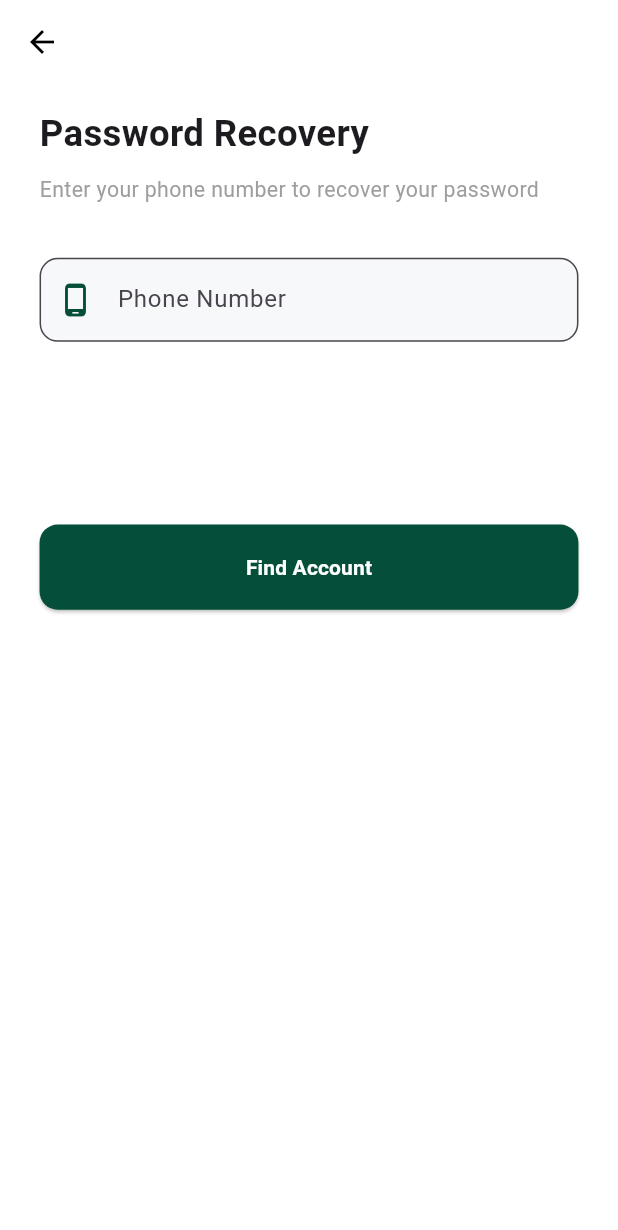
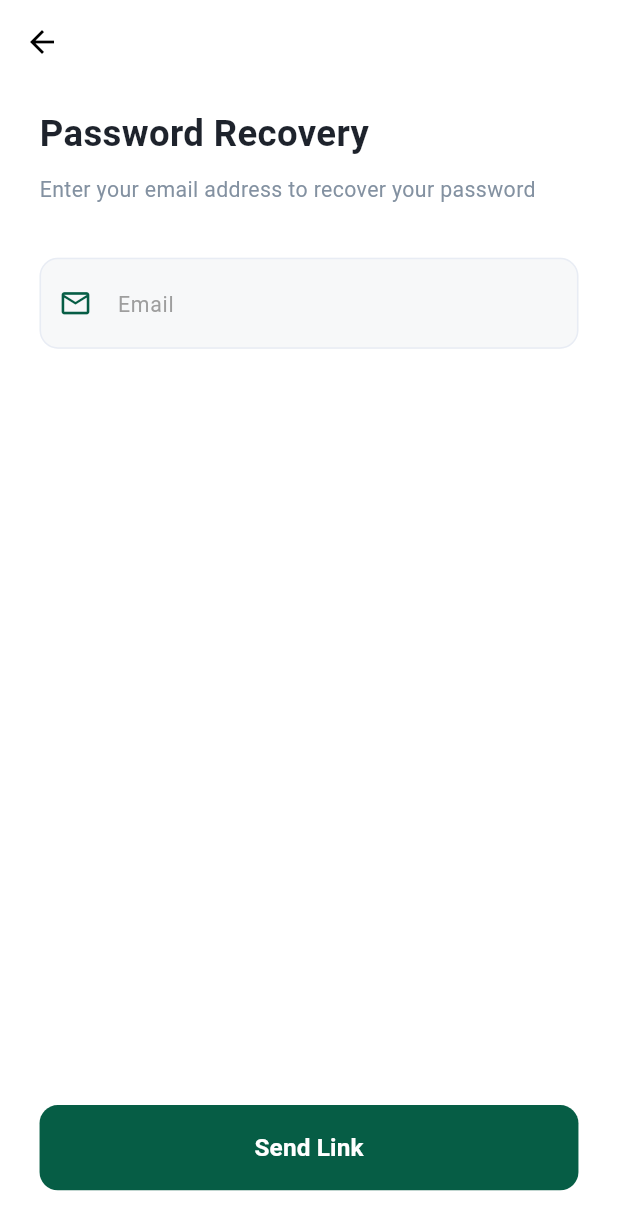
Before and after one commit to karonboshra-cloud/TransitWay, a Flutter app: the PasswordRecoveryScreen screen opened by its route, on a phone screen of 412 x 824 dp. Shown: the top 1230 px of the screen. Run offline on Flutter 3.47's test engine with Material 3 defaults, Android fonts, the phone set to English and light mode, and no system bars; our stand-ins replace flutter_bloc, flutter_screenutil, google_fonts, google_sign_in.

Commit message:
fix3: resolve conflicts and update phone recovery flow

```diff
--- a/lib/feature/forget_password/data/forget_password_web_services.dart
+++ b/lib/feature/forget_password/data/forget_password_web_services.dart
@@ -4,7 +4,6 @@ import 'package:http/http.dart' as http;
 class ForgetPasswordWebServices {
   final String baseUrl = "http://transit-way.runasp.net";
 
-  // البحث عن الإيميل الحقيقي باستخدام رقم الموبايل
   Future<String?> getEmailByPhone(String phone) async {
     try {
       final response = await http.post(
--- a/lib/feature/forget_password/presentation/screens/recovery_screen.dart
+++ b/lib/feature/forget_password/presentation/screens/recovery_screen.dart
@@ -1,7 +1,7 @@
 import 'package:flutter/material.dart';
 import 'package:flutter_screenutil/flutter_screenutil.dart';
 import '../../data/forget_password_web_services.dart';
-import 'confirm_email_screen.dart';
+import 'otp_screen.dart';
 
 class PasswordRecoveryScreen extends StatefulWidget {
   const PasswordRecoveryScreen({super.key});
@@ -11,26 +11,34 @@ class PasswordRecoveryScreen extends StatefulWidget {
 }
 
 class _PasswordRecoveryScreenState extends State<PasswordRecoveryScreen> {
-  final _phoneController = TextEditingController();
+  final _emailController = TextEditingController();
   final _formKey = GlobalKey<FormState>();
   bool _isLoading = false;
 
-  void _showSnackBar(String message, bool isError) {
-    if (!mounted) return;
+  void _showErrorMessage(String message) {
     ScaffoldMessenger.of(context).showSnackBar(
       SnackBar(
-        content: Text(message, textAlign: TextAlign.center),
-        backgroundColor: isError ? Colors.redAccent : const Color(0XFF054F3A),
+        content: Text(
+          message,
+          style: TextStyle(fontSize: 14.sp, color: Colors.white, fontWeight: FontWeight.w500),
+          textAlign: TextAlign.center,
+        ),
+        backgroundColor: Colors.redAccent,
         behavior: SnackBarBehavior.floating,
-        margin: EdgeInsets.all(20.w),
+        margin: EdgeInsets.only(
+          bottom: MediaQuery.of(context).size.height - 150.h,
+          left: 20.w,
+          right: 20.w,
+        ),
         shape: RoundedRectangleBorder(borderRadius: BorderRadius.circular(12.r)),
+        duration: const Duration(seconds: 3),
       ),
     );
   }
 
   @override
   void dispose() {
-    _phoneController.dispose();
+    _emailController.dispose();
     super.dispose();
   }
 
@@ -39,11 +47,14 @@ class _PasswordRecoveryScreenState extends State<PasswordRecoveryScreen> {
     return Scaffold(
       backgroundColor: Colors.white,
       appBar: AppBar(
-          backgroundColor: Colors.transparent,
-          elevation: 0,
-          leading: const BackButton(color: Colors.black)
+        backgroundColor: Colors.transparent,
+        elevation: 0,
+        leading: IconButton(
+          icon: const Icon(Icons.arrow_back, color: Colors.black),
+          onPressed: () => Navigator.pop(context),
+        ),
       ),
-      body: SingleChildScrollView(
+      body: Padding(
         padding: EdgeInsets.symmetric(horizontal: 24.w),
         child: Form(
           key: _formKey,
@@ -51,48 +62,101 @@ class _PasswordRecoveryScreenState extends State<PasswordRecoveryScreen> {
             crossAxisAlignment: CrossAxisAlignment.start,
             children: [
               SizedBox(height: 15.h),
-              Text("Password Recovery", style: TextStyle(fontSize: 24.sp, fontWeight: FontWeight.bold)),
+              Text(
+                "Password Recovery",
+                style: TextStyle(fontSize: 24.sp, fontWeight: FontWeight.bold, color: const Color(0xFF1E232C)),
+              ),
               SizedBox(height: 10.h),
-              Text("Enter your phone number to recover your password", style: TextStyle(fontSize: 14.sp, color: Colors.grey)),
+              Text(
+                "Enter your email address to recover your password",
+                style: TextStyle(fontSize: 14.sp, color: const Color(0xFF8391A1)),
+              ),
               SizedBox(height: 35.h),
+
               TextFormField(
-                controller: _phoneController,
-                keyboardType: TextInputType.phone,
+                controller: _emailController,
+                keyboardType: TextInputType.emailAddress,
                 decoration: InputDecoration(
-                  prefixIcon: Icon(Icons.phone_android_outlined, color: const Color(0XFF054F3A)),
-                  hintText: "Phone Number",
+                  contentPadding: EdgeInsets.symmetric(vertical: 18.h, horizontal: 16.w),
+                  prefixIcon: Icon(Icons.email_outlined, color: const Color(0xFF065D45), size: 22.sp),
+                  hintText: "Email",
+                  hintStyle: TextStyle(color: Colors.grey, fontSize: 14.sp),
                   filled: true,
                   fillColor: const Color(0xFFF7F8F9),
-                  border: OutlineInputBorder(borderRadius: BorderRadius.circular(12.r)),
+                  enabledBorder: OutlineInputBorder(
+                    borderRadius: BorderRadius.circular(12.r),
+                    borderSide: const BorderSide(color: Color(0xFFE8ECF4)),
+                  ),
+                  focusedBorder: OutlineInputBorder(
+                    borderRadius: BorderRadius.circular(12.r),
+                    borderSide: const BorderSide(color: Color(0xFF065D45), width: 1.5),
+                  ),
+                  errorBorder: OutlineInputBorder(
+                    borderRadius: BorderRadius.circular(12.r),
+                    borderSide: const BorderSide(color: Colors.red, width: 1),
+                  ),
+                  focusedErrorBorder: OutlineInputBorder(
+                    borderRadius: BorderRadius.circular(12.r),
+                    borderSide: const BorderSide(color: Colors.red, width: 1.5),
+                  ),
                 ),
-                validator: (v) => (v == null || v.isEmpty || v.length < 11) ? "Please enter a valid phone number" : null,
+                validator: (value) {
+                  if (value == null || value.isEmpty) {
+                    return "Please enter your email";
+                  }
+                  if (!RegExp(r'^[\w-.]+@([\w-]+\.)+[\w-]{2,4}$').hasMatch(value)) {
+                    return "Please enter a valid email address";
+                  }
+                  return null;
+                },
               ),
-              SizedBox(height: 120.h),
+
+              const Spacer(),
+
               SizedBox(
                 width: double.infinity,
                 height: 56.h,
                 child: ElevatedButton(
-                  style: ElevatedButton.styleFrom(backgroundColor: const Color(0XFF054F3A), shape: RoundedRectangleBorder(borderRadius: BorderRadius.circular(12.r))),
+                  style: ElevatedButton.styleFrom(
+                    backgroundColor: const Color(0xFF065D45),
+                    elevation: 0,
+                    shape: RoundedRectangleBorder(borderRadius: BorderRadius.circular(12.r)),
+                  ),
                   onPressed: _isLoading ? null : () async {
                     if (_formKey.currentState!.validate()) {
                       setState(() => _isLoading = true);
 
-                      // --- الجزء الخاص بالـ Skip مؤقتاً ---
-                      await Future.delayed(const Duration(seconds: 1));
-                      String? fakeEmail = "youssefmahmoud772@gmail.com";
+                      bool ok = await ForgetPasswordWebServices().requestReset(_emailController.text);
 
                       setState(() => _isLoading = false);
 
-                      if (fakeEmail != null && mounted) {
-                        Navigator.push(context, MaterialPageRoute(builder: (_) => ConfirmEmailScreen(fullEmail: fakeEmail)));
+                      if (ok) {
+                        if (!mounted) return;
+                        Navigator.push(
+                          context,
+                          MaterialPageRoute(
+                            builder: (_) => OtpScreen(email: _emailController.text),
+                          ),
+                        );
+                      } else {
+                        if (!mounted) return;
+                        _showErrorMessage("This email is not registered in our records.");
                       }
                     }
                   },
                   child: _isLoading
-                      ? const CircularProgressIndicator(color: Colors.white)
-                      : const Text("Find Account", style: TextStyle(color: Colors.white, fontWeight: FontWeight.bold)),
+                      ? SizedBox(
+                    width: 24.w,
+                    height: 24.w,
+                    child: const CircularProgressIndicator(color: Colors.white, strokeWidth: 2),
+                  )
+                      : Text(
+                    "Send Link",
+                    style: TextStyle(color: Colors.white, fontSize: 16.sp, fontWeight: FontWeight.bold),
+                  ),
                 ),
               ),
+              SizedBox(height: 30.h),
             ],
           ),
         ),
```
